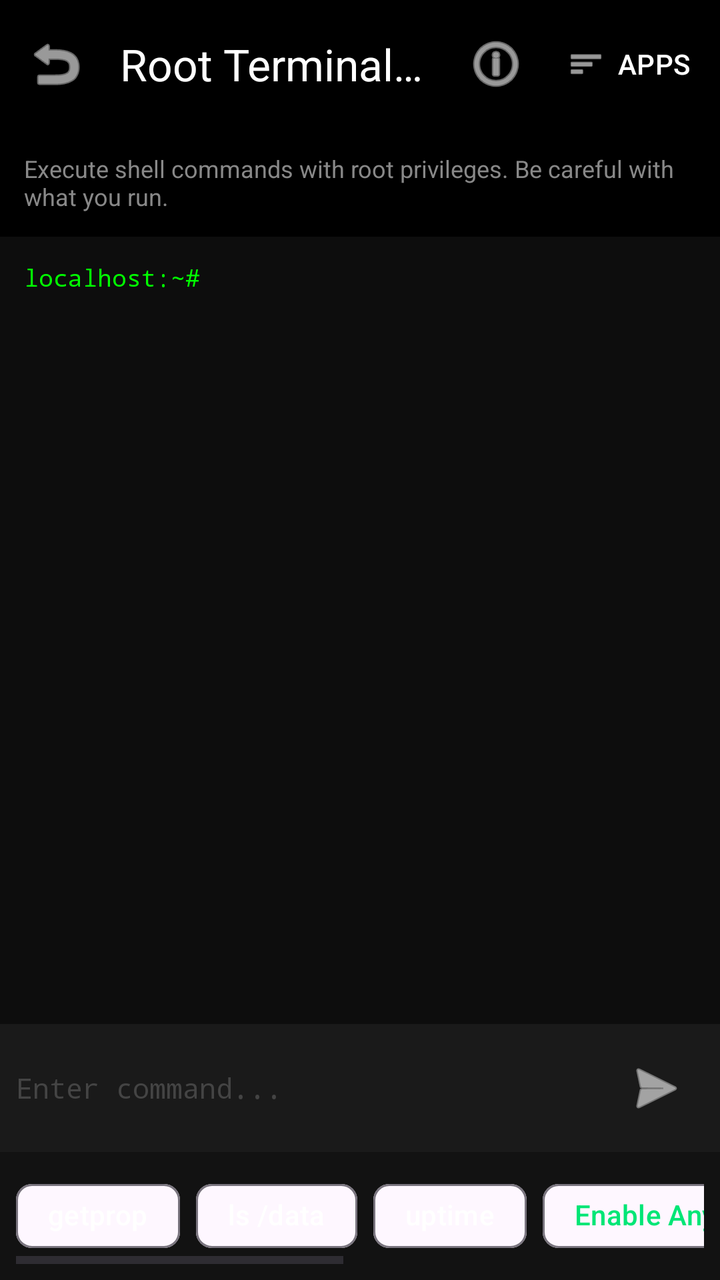
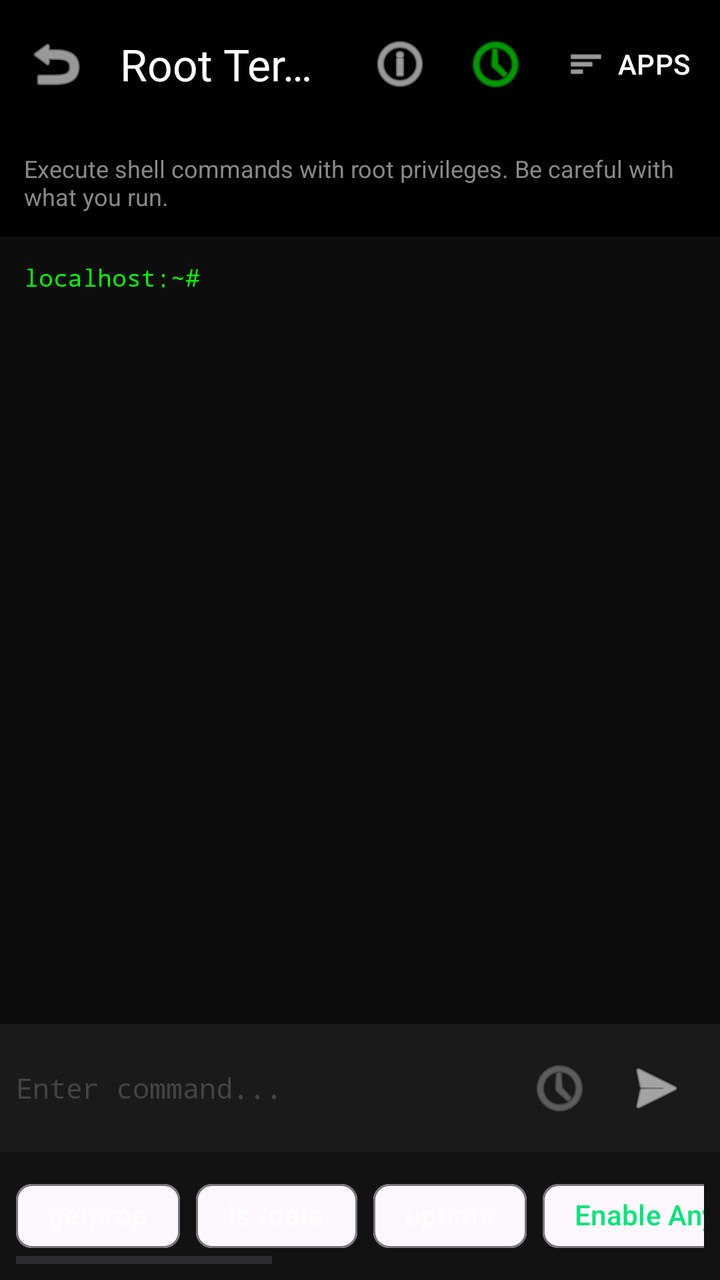

Two renders of the same Android screen: before a commit and after it. Below are the layout's source before the change and the commit's diff.
<!-- AndroidManifest.xml: activity theme Theme.PhoneControl -->
<!-- res/layout/activity_adb_shell.xml -->
<?xml version="1.0" encoding="utf-8"?>
<LinearLayout xmlns:android="http://schemas.android.com/apk/res/android"
    xmlns:app="http://schemas.android.com/apk/res-auto"
    android:layout_width="match_parent"
    android:layout_height="match_parent"
    android:orientation="vertical"
    android:background="@android:color/black"
    android:fitsSystemWindows="true">

    <com.google.android.material.appbar.MaterialToolbar
        android:id="@+id/toolbarAdb"
        android:layout_width="match_parent"
        android:layout_height="?attr/actionBarSize"
        app:title="Root Terminal (ADB)"
        app:titleTextColor="@android:color/white"
        app:navigationIcon="@android:drawable/ic_menu_revert"
        app:navigationIconTint="@android:color/white">

        <com.google.android.material.button.MaterialButton
            android:id="@+id/btnAppList"
            style="@style/Widget.Material3.Button.TextButton"
            android:layout_width="wrap_content"
            android:layout_height="wrap_content"
            android:layout_gravity="end"
            android:text="APPS"
            android:textColor="@android:color/white"
            app:icon="@android:drawable/ic_menu_sort_by_size"
            app:iconTint="@android:color/white" />

        <ImageButton
            android:id="@+id/btnShowTips"
            android:layout_width="48dp"
            android:layout_height="48dp"
            android:layout_gravity="end"
            android:src="@android:drawable/ic_menu_info_details"
            android:background="?attr/selectableItemBackgroundBorderless"
            app:tint="@android:color/white" />

    </com.google.android.material.appbar.MaterialToolbar>

    <TextView
        android:layout_width="match_parent"
        android:layout_height="wrap_content"
        android:padding="12dp"
        android:text="Execute shell commands with root privileges. Be careful with what you run."
        android:textColor="#888888"
        android:textSize="12sp" />

    <androidx.core.widget.NestedScrollView
        android:id="@+id/scrollOutput"
        android:layout_width="match_parent"
        android:layout_height="0dp"
        android:layout_weight="1"
        android:padding="12dp"
        android:background="#0D0D0D">

        <TextView
            android:id="@+id/tvAdbOutput"
            android:layout_width="match_parent"
            android:layout_height="wrap_content"
            android:text="localhost:~# "
            android:textColor="#00FF00"
            android:fontFamily="monospace"
            android:textSize="12sp" />
    </androidx.core.widget.NestedScrollView>

    <LinearLayout
        android:layout_width="match_parent"
        android:layout_height="wrap_content"
        android:orientation="horizontal"
        android:padding="8dp"
        android:background="#1A1A1A"
        android:gravity="center_vertical">

        <EditText
            android:id="@+id/etAdbInput"
            android:layout_width="0dp"
            android:layout_height="wrap_content"
            android:layout_weight="1"
            android:hint="Enter command..."
            android:textColor="@android:color/white"
            android:textColorHint="#444444"
            android:background="@android:color/transparent"
            android:imeOptions="actionSend"
            android:inputType="textNoSuggestions"
            android:fontFamily="monospace"
            android:textSize="14sp" />

        <ImageButton
            android:id="@+id/btnSendAdb"
            android:layout_width="48dp"
            android:layout_height="48dp"
            android:src="@android:drawable/ic_menu_send"
            android:background="?attr/selectableItemBackgroundBorderless"
            app:tint="@android:color/white" />
    </LinearLayout>

    
    <HorizontalScrollView
        android:layout_width="match_parent"
        android:layout_height="wrap_content"
        android:padding="8dp"
        android:background="#121212">
        <LinearLayout
            android:layout_width="wrap_content"
            android:layout_height="wrap_content"
            android:orientation="horizontal">
            <com.google.android.material.chip.Chip
                android:id="@+id/chipGetProp"
                style="@style/Widget.Material3.Chip.Assist"
                android:layout_width="wrap_content"
                android:layout_height="wrap_content"
                android:text="getprop"
                android:textColor="@android:color/white"
                android:layout_marginEnd="8dp" />
            <com.google.android.material.chip.Chip
                android:id="@+id/chipLs"
                style="@style/Widget.Material3.Chip.Assist"
                android:layout_width="wrap_content"
                android:layout_height="wrap_content"
                android:text="ls /data"
                android:textColor="@android:color/white"
                android:layout_marginEnd="8dp" />
            <com.google.android.material.chip.Chip
                android:id="@+id/chipUptime"
                style="@style/Widget.Material3.Chip.Assist"
                android:layout_width="wrap_content"
                android:layout_height="wrap_content"
                android:text="uptime"
                android:textColor="@android:color/white"
                android:layout_marginEnd="8dp" />
            <com.google.android.material.chip.Chip
                android:id="@+id/chipEnableApp"
                style="@style/Widget.Material3.Chip.Assist"
                android:layout_width="wrap_content"
                android:layout_height="wrap_content"
                android:text="Enable Any App"
                android:textColor="@color/color_per_app"
                android:layout_marginEnd="8dp" />
            <com.google.android.material.chip.Chip
                android:id="@+id/chipDisableApp"
                style="@style/Widget.Material3.Chip.Assist"
                android:layout_width="wrap_content"
                android:layout_height="wrap_content"
                android:text="Disable Any App"
                android:textColor="@color/color_battery"
                android:layout_marginEnd="8dp" />
            <com.google.android.material.chip.Chip
                android:id="@+id/chipDeleteApp"
                style="@style/Widget.Material3.Chip.Assist"
                android:layout_width="wrap_content"
                android:layout_height="wrap_content"
                android:text="Delete Any App"
                android:textColor="#FF1744"
                android:layout_marginEnd="8dp" />
            <com.google.android.material.chip.Chip
                android:id="@+id/chipClear"
                style="@style/Widget.Material3.Chip.Assist"
                android:layout_width="wrap_content"
                android:layout_height="wrap_content"
                android:text="clear"
                android:textColor="#FF4444" />
        </LinearLayout>
    </HorizontalScrollView>

</LinearLayout>
<!-- resources referenced by this layout -->
<resources>
  <color name="color_battery">#FFD600</color>
  <color name="color_per_app">#00E676</color>
  <style name="Theme.PhoneControl" parent="Theme.Material3.DayNight.NoActionBar">
          
          <item name="colorPrimary">@color/purple_500</item>
          <item name="colorPrimaryVariant">@color/purple_700</item>
          <item name="colorOnPrimary">@color/white</item>
          
          <item name="colorSecondary">@color/teal_200</item>
          <item name="colorSecondaryVariant">@color/teal_700</item>
          <item name="colorOnSecondary">@color/black</item>
          
          <item name="android:statusBarColor">@android:color/black</item>
          <item name="android:windowLightStatusBar" tools:targetApi="m">false</item>
          
          
          
      </style>
  <color name="purple_500">#FF6200EE</color>
  <color name="purple_700">#FF3700B3</color>
  <color name="white">#FFFFFFFF</color>
  <color name="teal_200">#FF03DAC5</color>
  <color name="teal_700">#FF018786</color>
  <color name="black">#FF000000</color>
</resources>

<!-- the commit's change to res/layout/activity_adb_shell.xml (unified diff, before → after) -->
@@ -26,6 +26,15 @@
             android:textColor="@android:color/white"
             app:icon="@android:drawable/ic_menu_sort_by_size"
             app:iconTint="@android:color/white" />
+
+        <ImageButton
+            android:id="@+id/btnProcessMonitor"
+            android:layout_width="48dp"
+            android:layout_height="48dp"
+            android:layout_gravity="end"
+            android:src="@android:drawable/ic_menu_recent_history"
+            android:background="?attr/selectableItemBackgroundBorderless"
+            app:tint="#00FF00" />
 
         <ImageButton
             android:id="@+id/btnShowTips"
@@ -85,6 +94,14 @@
             android:inputType="textNoSuggestions"
             android:fontFamily="monospace"
             android:textSize="14sp" />
+
+        <ImageButton
+            android:id="@+id/btnHistory"
+            android:layout_width="48dp"
+            android:layout_height="48dp"
+            android:src="@android:drawable/ic_menu_recent_history"
+            android:background="?attr/selectableItemBackgroundBorderless"
+            app:tint="#888888" />
 
         <ImageButton
             android:id="@+id/btnSendAdb"
@@ -154,6 +171,22 @@
                 android:textColor="#FF1744"
                 android:layout_marginEnd="8dp" />
             <com.google.android.material.chip.Chip
+                android:id="@+id/chipUfs"
+                style="@style/Widget.Material3.Chip.Assist"
+                android:layout_width="wrap_content"
+                android:layout_height="wrap_content"
+                android:text="UFS Health"
+                android:textColor="#00E5FF"
+                android:layout_marginEnd="8dp" />
+            <com.google.android.material.chip.Chip
+                android:id="@+id/chipNet"
+                style="@style/Widget.Material3.Chip.Assist"
+                android:layout_width="wrap_content"
+                android:layout_height="wrap_content"
+                android:text="Net Stats"
+                android:textColor="#76FF03"
+                android:layout_marginEnd="8dp" />
+            <com.google.android.material.chip.Chip
                 android:id="@+id/chipClear"
                 style="@style/Widget.Material3.Chip.Assist"
                 android:layout_width="wrap_content"
